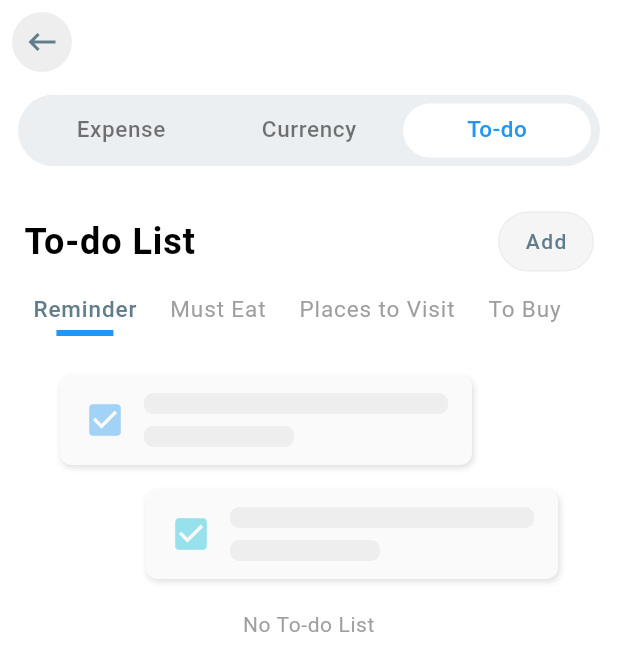
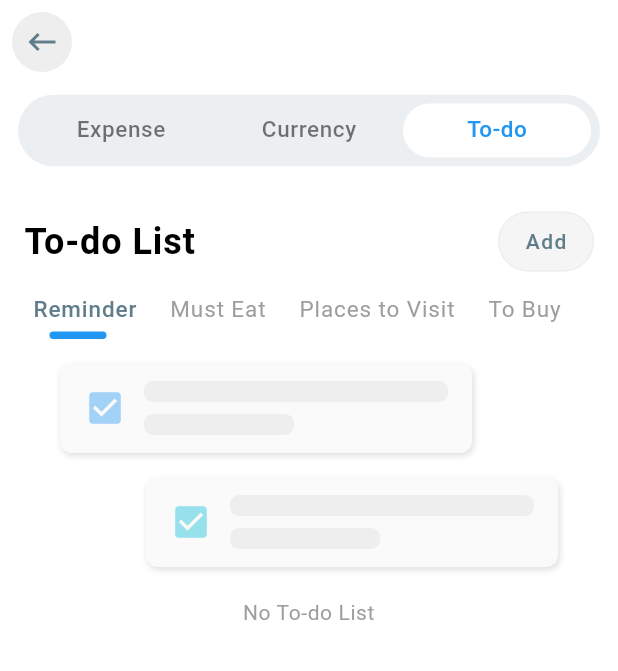
Before and after one commit to seraaaaaaaa/travel_notebook_app, a Flutter app: the HomePage screen opened directly with empty values, tab 3 chosen, on a phone screen of 412 x 824 dp. Shown: the top 671 px of the screen. Run offline on Flutter 3.47's test engine with Material 3 defaults, Android fonts, the phone set to English and light mode, and no system bars; our stand-ins replace currency_text_input_formatter, fl_chart, flutter_bloc, flutter_svg, image_picker, mask_text_input_formatter and 3 more; accounts and stored records are empty.

Commit message:
Add category item animation and support adding items at the end in todo list

```diff
--- a/lib/screens/home.dart
+++ b/lib/screens/home.dart
@@ -39,7 +39,10 @@ class HomePage extends StatelessWidget {
                   borderRadius: const BorderRadius.all(Radius.circular(24)),
                   color: kSecondaryColor.shade50,
                 ),
-                child: const TabBar(
+                child: TabBar(
+                  onTap: (index) {
+                    FocusScope.of(context).unfocus();
+                  },
                   indicatorSize: TabBarIndicatorSize.tab,
                   dividerColor: kTransparentColor,
                   indicator: BoxDecoration(
--- a/lib/screens/todo/category_item.dart
+++ b/lib/screens/todo/category_item.dart
@@ -6,6 +6,7 @@ class CategoryItem extends StatelessWidget {
   final String categoryName;
   final bool selected;
   final Function() onTap;
+  final GlobalKey itemKey; // Key to track size
 
   const CategoryItem({
     super.key,
@@ -13,6 +14,7 @@ class CategoryItem extends StatelessWidget {
     required this.categoryName,
     required this.selected,
     required this.onTap,
+    required this.itemKey, // Pass key
   });
 
   @override
@@ -20,6 +22,7 @@ class CategoryItem extends StatelessWidget {
     return GestureDetector(
       onTap: onTap,
       child: Padding(
+        key: itemKey,
         padding: const EdgeInsets.fromLTRB(6, 10, 16, 10),
         child: Column(
           mainAxisSize: MainAxisSize.min,
@@ -32,12 +35,15 @@ class CategoryItem extends StatelessWidget {
                   fontWeight: selected ? FontWeight.w500 : FontWeight.normal,
                   color: selected ? kSecondaryColor : kGreyColor),
             ),
-            Container(
-              width: 38.0,
-              height: 4.0,
-              color: selected ? kPrimaryColor : kTransparentColor,
-              margin: const EdgeInsets.only(top: 4),
-            ),
+            // Container(
+            //   width: 38.0,
+            //   height: 5.0,
+            //   decoration: BoxDecoration(
+            //     borderRadius: BorderRadius.circular(kPadding),
+            //     color: selected ? kPrimaryColor : kTransparentColor,
+            //   ),
+            //   margin: const EdgeInsets.only(top: 4),
+            // ),
           ],
         ),
       ),
--- a/lib/screens/todo/todo_list.dart
+++ b/lib/screens/todo/todo_list.dart
@@ -14,6 +14,7 @@ import 'package:travel_notebook/services/debouncer.dart';
 import 'package:travel_notebook/components/no_data.dart';
 import 'package:travel_notebook/components/section_title.dart';
 import 'package:travel_notebook/screens/todo/todo_item.dart';
+import 'package:travel_notebook/themes/constants.dart';
 
 class TodoList extends StatefulWidget {
   final Destination destination;
@@ -31,15 +32,31 @@ class _TodoListState extends State<TodoList> {
   late TodoBloc _todoBloc;
 
   int _categoryId = 0;
+  int _latestSeq = 0;
+
+  final _scrollController = ScrollController();
+  final Map<int, GlobalKey> _itemKeys = {}; // Store keys for each category
+  double _indicatorLeft = 17.0;
+  double _indicatorWidth = 38.0; // Default width
 
   @override
   void initState() {
+    super.initState();
+
     _destination = widget.destination;
 
     _todoBloc = BlocProvider.of<TodoBloc>(context);
     _todoBloc.add(LoadTodos(_destination.destinationId!, _categoryId));
 
-    super.initState();
+    // Initialize keys for tracking each category size
+    for (var category in TodoCategory.values) {
+      _itemKeys[category.id] = GlobalKey();
+    }
+
+    // Delay to allow layout completion, then calculate size
+    // WidgetsBinding.instance.addPostFrameCallback((_) {
+    //   _updateIndicatorPosition();
+    // });
   }
 
   @override
@@ -49,6 +66,37 @@ class _TodoListState extends State<TodoList> {
 
   Future<void> _refreshPage() async {
     _todoBloc.add(LoadTodos(_destination.destinationId!, _categoryId));
+  }
+
+  /// Updates the underline position dynamically based on category size
+  void _updateIndicatorPosition() {
+    if (!mounted) return;
+
+    final selectedKey = _itemKeys[_categoryId];
+    if (selectedKey == null) return;
+
+    final RenderBox? renderBox =
+        selectedKey.currentContext?.findRenderObject() as RenderBox?;
+    if (renderBox != null) {
+      final size = renderBox.size;
+      final position = renderBox.localToGlobal(Offset.zero);
+
+      setState(() {
+        _indicatorWidth =
+            size.width * 0.5; // Adjust width dynamically (60% of text width)
+
+        _indicatorLeft = position.dx +
+            (size.width / 3.8) -
+            (_indicatorWidth / 2); // Center the underline
+      });
+
+      // Auto-scroll to keep the selected category visible
+      _scrollController.animateTo(
+        _indicatorLeft - 20, // Scroll a bit before the selected category
+        duration: const Duration(milliseconds: 300),
+        curve: Curves.easeInOut,
+      );
+    }
   }
 
   @override
@@ -76,6 +124,7 @@ class _TodoListState extends State<TodoList> {
                     btnText: 'Add',
                     btnAction: () {
                       FocusScope.of(context).unfocus();
+
                       _todoBloc.add(AddTodo(Todo(
                           destinationId: _destination.destinationId!,
                           content: '',
@@ -84,21 +133,44 @@ class _TodoListState extends State<TodoList> {
                     },
                   ),
                   SingleChildScrollView(
+                    controller: _scrollController,
                     scrollDirection: Axis.horizontal,
-                    child: Row(
+                    child: Stack(
+                      children: [
+                        Row(
                           children: TodoCategory.values.map((category) {
                             return CategoryItem(
                               categoryId: category.id,
                               categoryName: category.name,
                               selected: _categoryId == category.id,
+                              itemKey: _itemKeys[category.id]!,
                               onTap: () {
                                 setState(() {
                                   _categoryId = category.id;
                                 });
+
+                                _updateIndicatorPosition();
                                 _refreshPage();
                               },
                             );
                           }).toList(),
+                        ),
+                        // Sliding underline animation
+                        AnimatedPositioned(
+                          duration: const Duration(milliseconds: 300),
+                          curve: Curves.easeInOut,
+                          left: _indicatorLeft, // Dynamically updated
+                          bottom: 0,
+                          child: Container(
+                            width: _indicatorWidth, // Dynamic width
+                            height: 5.0,
+                            decoration: BoxDecoration(
+                              borderRadius: BorderRadius.circular(6),
+                              color: kPrimaryColor,
+                            ),
+                          ),
+                        ),
+                      ],
                     ),
                   ),
                   BlocBuilder<TodoBloc, TodoState>(
@@ -106,12 +178,18 @@ class _TodoListState extends State<TodoList> {
                       if (state is TodoLoading) {
                         return const Center(child: CircularProgressIndicator());
                       } else if (state is TodoLoaded) {
+                        _latestSeq = state.todos.isNotEmpty
+                            ? state.todos.last.sequence + 1
+                            : 0;
                         return state.todos.isEmpty
                             ? const NoData(
                                 msg: 'No To-do List', icon: Icons.check_box)
-                            : ReorderableListView(
+                            : Column(
+                                children: [
+                                  ReorderableListView(
                                     shrinkWrap: true,
-                                physics: const NeverScrollableScrollPhysics(),
+                                    physics:
+                                        const NeverScrollableScrollPhysics(),
                                     buildDefaultDragHandles:
                                         false, // Disable the default drag handles
                                     onReorder: (int oldIndex, int newIndex) {
@@ -119,7 +197,8 @@ class _TodoListState extends State<TodoList> {
                                         if (oldIndex < newIndex) {
                                           newIndex -= 1;
                                         }
-                                    final todo = state.todos.removeAt(oldIndex);
+                                        final todo =
+                                            state.todos.removeAt(oldIndex);
                                         state.todos.insert(newIndex, todo);
 
                                         for (int i = 0;
@@ -128,10 +207,11 @@ class _TodoListState extends State<TodoList> {
                                           state.todos[i].sequence = i;
                                         }
                                       });
-                                  _todoBloc.add(UpdateAllTodos(state.todos));
+                                      _todoBloc
+                                          .add(UpdateAllTodos(state.todos));
                                     },
-                                children:
-                                    List.generate(state.todos.length, (index) {
+                                    children: List.generate(state.todos.length,
+                                        (index) {
                                       final todo = state.todos[index];
                                       return Container(
                                         key: Key(todo.id.toString()),
@@ -161,6 +241,25 @@ class _TodoListState extends State<TodoList> {
                                         ),
                                       );
                                     }),
+                                  ),
+                                  Container(
+                                    margin: EdgeInsets.symmetric(
+                                        horizontal: kPadding, vertical: 6),
+                                    width: double.infinity,
+                                    child: TextButton(
+                                      onPressed: () {
+                                        FocusScope.of(context).unfocus();
+                                        _todoBloc.add(AddTodo(Todo(
+                                            destinationId:
+                                                _destination.destinationId!,
+                                            content: '',
+                                            sequence: _latestSeq,
+                                            categoryId: _categoryId)));
+                                      },
+                                      child: Text('Add'),
+                                    ),
+                                  ),
+                                ],
                               );
                       } else if (state is TodoError) {
                         return ErrorMsg(
```
Lines whose indentation alone changed are shown as unchanged.
